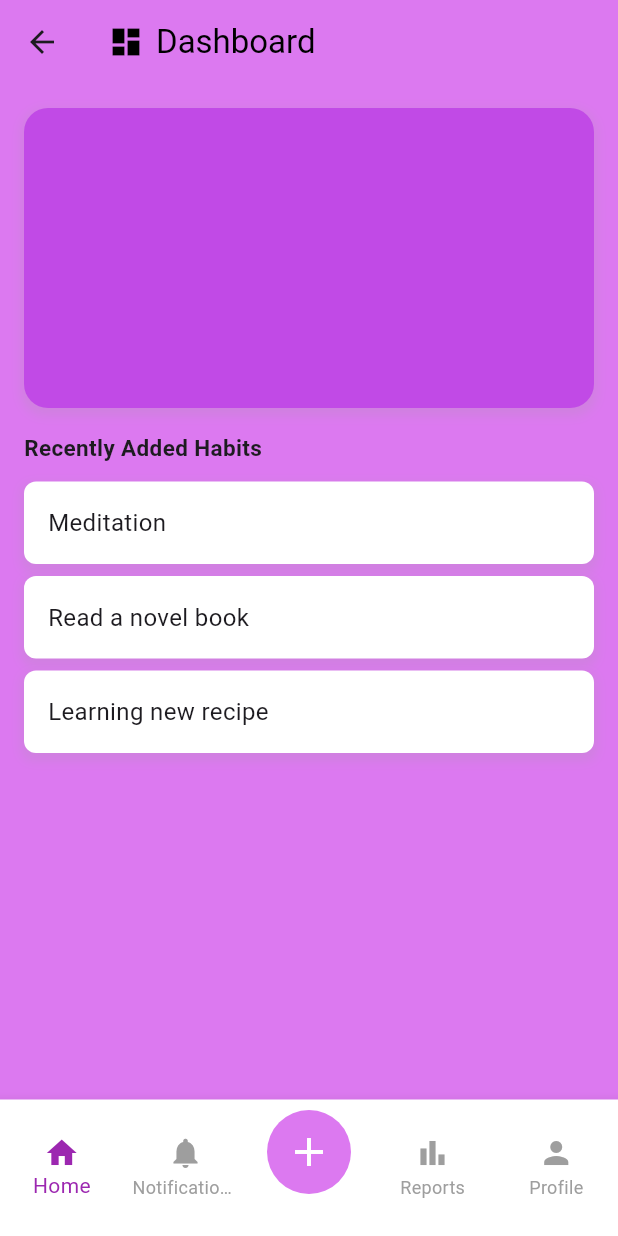
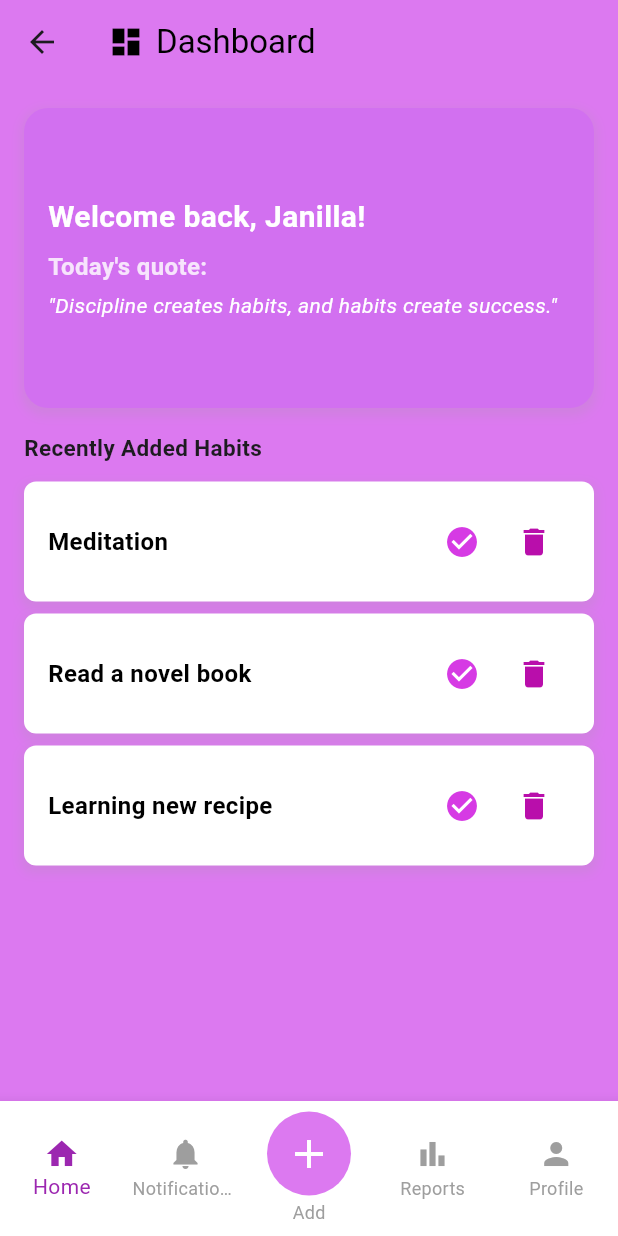
Before and after one commit to jcondee/Midterm-Project, a Flutter app: the HomeScreen screen opened by its route, on a phone screen of 412 x 824 dp. Run offline on Flutter 3.47's test engine with Material 3 defaults, Android fonts, the phone set to English and light mode, and no system bars.

Commit message:
Updated Add feature: Added input text

```diff
--- a/habit_tracker_app/lib/Screens/homescreen.dart
+++ b/habit_tracker_app/lib/Screens/homescreen.dart
@@ -1,23 +1,65 @@
 import 'package:flutter/material.dart';
+import 'package:habit_tracker_app/Screens/addhabit.dart';  // Import the AddHabitScreen
 
 class HomeScreen extends StatefulWidget {
   const HomeScreen({super.key});
 
   @override
-  _HomeScreenState createState() => _HomeScreenState();
+  HomeScreenState createState() => HomeScreenState();
 }
 
-class _HomeScreenState extends State<HomeScreen> {
+class HomeScreenState extends State<HomeScreen> {
   int _selectedIndex = 0;
 
-  void _onItemTapped(int index) {
+  // List to store recently added habits
+  List<Map<String, dynamic>> recentHabits = [
+    {'title': 'Meditation', 'isDone': false},
+    {'title': 'Read a novel book', 'isDone': false},
+    {'title': 'Learning new recipe', 'isDone': false},
+  ];
+
+  // Function to handle bottom navigation item tap
+  void _onItemTapped(int index) async {
     setState(() {
       _selectedIndex = index;
     });
 
-    if (index == 4) {
+    if (index == 1) {
+      // Navigate to notifications
+      Navigator.pushNamed(context, '/notifications');
+    } else if (index == 4) {
+      // Navigate to Profile
       Navigator.pushNamed(context, '/profile');
+    } else if (index == 2) {
+      // Open the Add Habit screen
+      final newHabit = await Navigator.push(
+        context,
+        MaterialPageRoute(
+          builder: (context) => const AddHabitScreen(),
+        ),
+      );
+
+      // If a habit is added, update the list
+      if (newHabit != null && newHabit.isNotEmpty) {
+        setState(() {
+          recentHabits.add({'title': newHabit, 'isDone': false}); // Add the new habit to the list
+        });
       }
+    }
+  }
+
+  // Function to mark habit as done
+  void _markAsDone(int index) {
+    setState(() {
+      recentHabits[index]['isDone'] = true;
+    });
+  }
+
+  // Function to remove habit
+  void _removeHabit(int index) {
+    setState(() {
+      recentHabits.removeAt(index);
+    });
   }
 
   @override
@@ -40,12 +82,12 @@ class _HomeScreenState extends State<HomeScreen> {
         child: Column(
           crossAxisAlignment: CrossAxisAlignment.start,
           children: [
-
+           // Placeholder container for the habit card
 Container(
   width: 500,
   height: 200,
   decoration: BoxDecoration(
-                color: const Color.fromARGB(255, 193, 74, 230),
+    color: const Color.fromARGB(255, 210, 112, 240),
     borderRadius: BorderRadius.circular(16),
     boxShadow: [
       BoxShadow(
@@ -58,21 +100,111 @@ class _HomeScreenState extends State<HomeScreen> {
   ),
   child: const Padding(
     padding: EdgeInsets.all(16.0),
+    child: Column(
+      mainAxisAlignment: MainAxisAlignment.center,
+      crossAxisAlignment: CrossAxisAlignment.start,
+      children: [
+        Text(
+          'Welcome back, Janilla!',
+          style: TextStyle(
+            fontSize: 20,
+            fontWeight: FontWeight.bold,
+            color: Colors.white,
+          ),
+        ),
+        SizedBox(height: 7),
+        Text(
+          'Today\'s quote:',
+          style: TextStyle(
+            fontSize: 16,
+            fontWeight: FontWeight.w600,
+            color: Color.fromARGB(207, 255, 255, 255),
+          ),
+        ),
+        SizedBox(height: 4),
+        Text(
+          '"Discipline creates habits, and habits create success."',
+          style: TextStyle(
+            fontSize: 14,
+            fontStyle: FontStyle.italic,
+            color: Colors.white,
+          ),
+        ),
+      ],
+    ),
   ),
 ),
 const SizedBox(height: 16),
 const Text(
+
               'Recently Added Habits',
               style: TextStyle(fontSize: 15, fontWeight: FontWeight.bold),
             ),
             const SizedBox(height: 8),
             Expanded(
-              child: ListView(
-                children: const [
-                  HabitItem(title: 'Meditation'),
-                  HabitItem(title: 'Read a novel book'),
-                  HabitItem(title: 'Learning new recipe'),
+              child: ListView.builder(
+                itemCount: recentHabits.length,
+                itemBuilder: (context, index) {
+                  return Container(
+                    margin: const EdgeInsets.symmetric(vertical: 4),
+                    padding: const EdgeInsets.all(16),
+                    decoration: BoxDecoration(
+                      color: recentHabits[index]['isDone']
+                          ? Colors.grey[300]
+                          : Colors.white, // Grayed out if done
+                      borderRadius: BorderRadius.circular(8),
+                      boxShadow: [
+                        BoxShadow(
+                          color: Colors.grey.withOpacity(0.2),
+                          spreadRadius: 2,
+                          blurRadius: 5,
+                          offset: const Offset(0, 3),
+                        ),
                       ],
+                    ),
+                    child: Row(
+                      mainAxisAlignment: MainAxisAlignment.spaceBetween,
+                      children: [
+                        // Habit Title
+                        Text(
+                          recentHabits[index]['title'],
+                          style: TextStyle(
+                            fontSize: 16,
+                            color: recentHabits[index]['isDone']
+                                ? Colors.grey
+                                : Colors.black,
+                            fontWeight: recentHabits[index]['isDone']
+                                ? FontWeight.normal
+                                : FontWeight.bold,
+                          ),
+                        ),
+                        // Action Icons (Check and Trash)
+                        Row(
+                          children: [
+                            // Check Icon (Mark as done)
+                            IconButton(
+                              icon: Icon(
+                                Icons.check_circle,
+                                color: recentHabits[index]['isDone']
+                                    ? const Color.fromARGB(255, 230, 109, 235)
+                                    : const Color.fromARGB(255, 214, 58, 228),
+                              ),
+                              onPressed: () => _markAsDone(index),
+                            ),
+                            // Trash Icon (Remove habit)
+                            IconButton(
+                              icon: const Icon(
+                                Icons.delete,
+                                color: Color.fromARGB(255, 185, 14, 171),
+                              ),
+                              onPressed: () => _removeHabit(index),
+                            ),
+                          ],
+                        ),
+                      ],
+                    ),
+                  );
+                },
               ),
             ),
           ],
@@ -84,7 +216,7 @@ class _HomeScreenState extends State<HomeScreen> {
         selectedItemColor: Colors.purple,
         unselectedItemColor: Colors.grey,
         currentIndex: _selectedIndex,
-        onTap: _onItemTapped,
+        onTap: _onItemTapped,  // Handle all the taps here
         items: [
           const BottomNavigationBarItem(
             icon: Icon(Icons.home),
@@ -104,7 +236,7 @@ class _HomeScreenState extends State<HomeScreen> {
               ),
               child: const Icon(Icons.add, size: 32, color: Colors.white),
             ),
-            label: '',
+            label: 'Add',
           ),
           const BottomNavigationBarItem(
             icon: Icon(Icons.bar_chart),
@@ -119,34 +251,3 @@ class _HomeScreenState extends State<HomeScreen> {
     );
   }
 }
-
-
-class HabitItem extends StatelessWidget {
-  final String title;
-
-  const HabitItem({super.key, required this.title});
-
-  @override
-  Widget build(BuildContext context) {
-    return Container(
-      margin: const EdgeInsets.symmetric(vertical: 4),
-      padding: const EdgeInsets.all(16),
-      decoration: BoxDecoration(
-        color: const Color.fromARGB(255, 255, 255, 255),
-        borderRadius: BorderRadius.circular(8),
-        boxShadow: [
-          BoxShadow(
-            color: Colors.grey.withOpacity(0.2),
-            spreadRadius: 2,
-            blurRadius: 5,
-            offset: const Offset(0, 3),
-          ),
-        ],
-      ),
-      child: Text(
-        title,
-        style: const TextStyle(fontSize: 16),
-      ),
-    );
-  }
-}
--- a/habit_tracker_app/lib/main.dart
+++ b/habit_tracker_app/lib/main.dart
@@ -3,6 +3,7 @@ import 'package:habit_tracker_app/Screens/homescreen.dart';
 import 'package:habit_tracker_app/Screens/loginscreen.dart';
 import 'package:habit_tracker_app/Screens/logoutscreen.dart';
 import 'package:habit_tracker_app/Screens/profilescreen.dart';
+import 'package:habit_tracker_app/Screens/notificationscreen.dart'; // Import NotificationScreen
 
 void main() {
   runApp(const HabitTrackerApp());
@@ -24,6 +25,7 @@ class HabitTrackerApp extends StatelessWidget {
         '/home': (context) => const HomeScreen(),
         '/logout': (context) => const LogoutScreen(),
         '/profile': (context) => const ProfileScreen(),
+        '/notifications': (context) => const NotificationScreen(), // Add route for notifications
       },
     );
   }
```
Also changed, not shown: habit_tracker_app/lib/Screens/addhabit.dart (+30 -4 lines), habit_tracker_app/lib/Screens/notificationscreen.dart (+41 -36 lines). Lines whose indentation alone changed are shown as unchanged.
